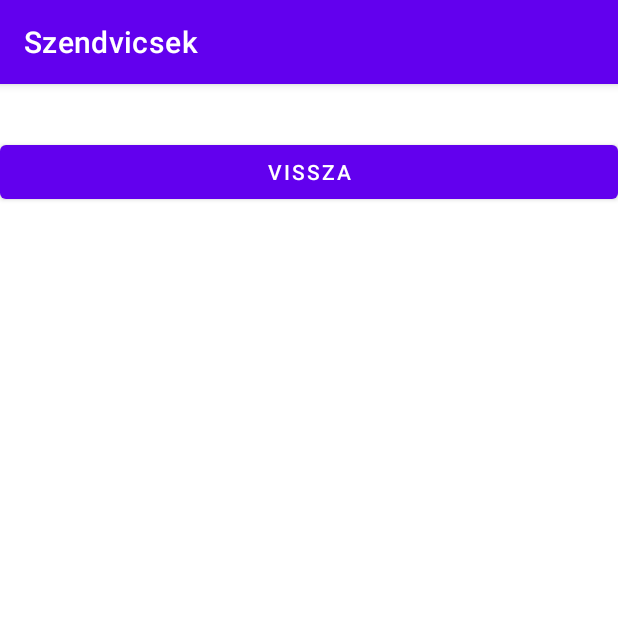
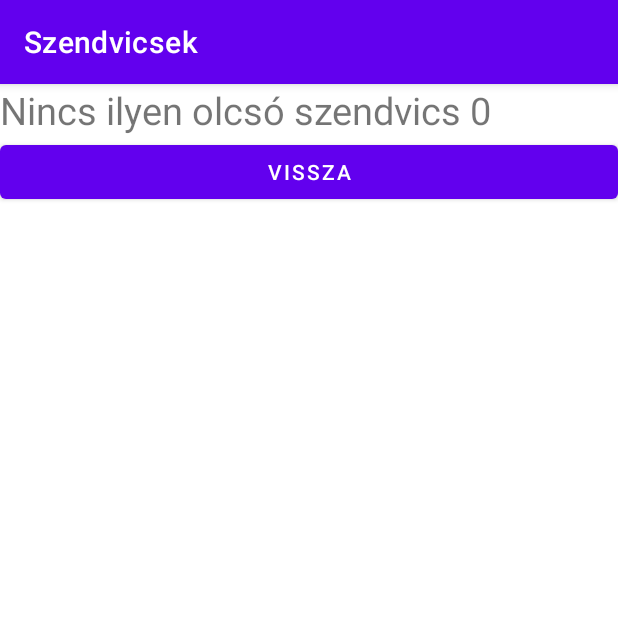
Before and after one commit to SomaHam44/SoltiSoma_Szendvicsek, an Android app: the SearchResultActivity screen opened directly, with no data from a screen before it, on a phone screen of 412 x 824 dp, the top half of it. Run offline under Robolectric (Android 15) with nearby library versions, the phone set to English and light mode, and no system bars.

Commit message:
SearchResultActivity működése

```diff
--- a/app/src/main/java/com/example/szendvicsek/SearchResultActivity.java
+++ b/app/src/main/java/com/example/szendvicsek/SearchResultActivity.java
@@ -2,7 +2,10 @@ package com.example.szendvicsek;
 
 import androidx.appcompat.app.AppCompatActivity;
 
+import android.content.Context;
 import android.content.Intent;
+import android.content.SharedPreferences;
+import android.database.Cursor;
 import android.os.Bundle;
 import android.text.method.ScrollingMovementMethod;
 import android.view.View;
@@ -20,6 +23,8 @@ public class SearchResultActivity extends AppCompatActivity {
         setContentView(R.layout.activity_search_result);
         init();
         textKereso.setMovementMethod(new ScrollingMovementMethod());
+        szendvicsKereso();
+
 
 
         btnVisszateres.setOnClickListener(new View.OnClickListener() {
@@ -37,4 +42,16 @@ public class SearchResultActivity extends AppCompatActivity {
         btnVisszateres = findViewById(R.id.btn_visszatero);
         adatbazis = new DBHelper(this);
     }
+
+    private void szendvicsKereso() {
+        SharedPreferences sharedPreferences = getSharedPreferences("Data", Context.MODE_PRIVATE);
+        String arString = sharedPreferences.getString("ar", "0");
+        Cursor kereses = adatbazis.kereses(arString);
+
+        int szendvicsekSzama = kereses.getCount();
+        if (szendvicsekSzama == 0) {
+            textKereso.setText("Nincs ilyen olcsó szendvics " + arString);
+        }
+
+    }
 }
```
